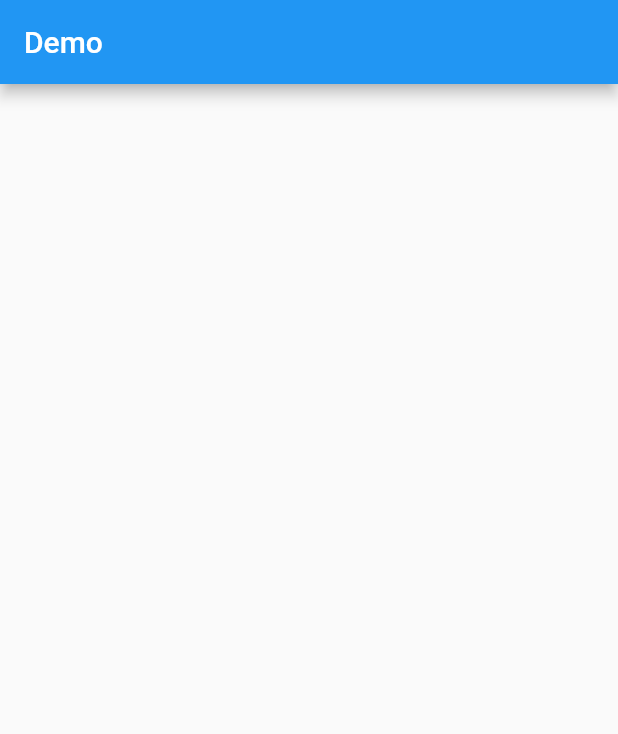
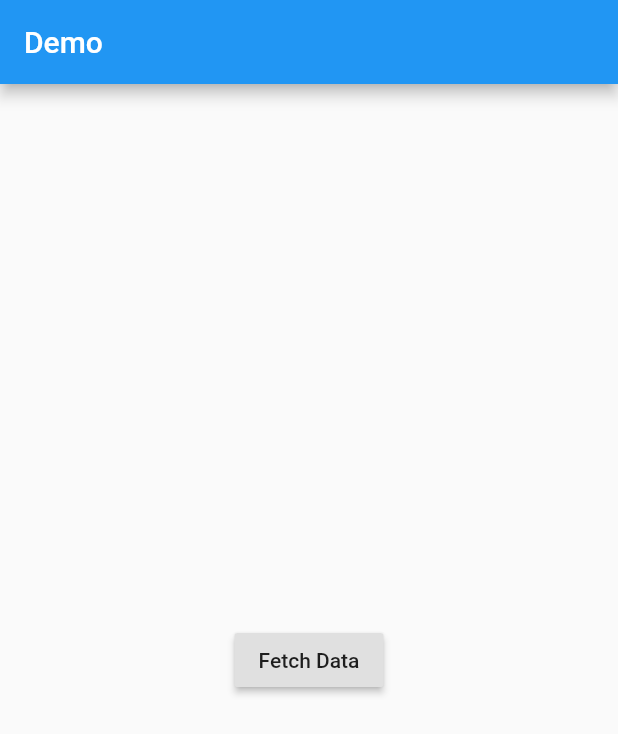
Before and after one commit to anledev/flutter_element, a Flutter app: the screen it shows after launch, on a phone screen of 412 x 824 dp. Shown: the top 734 px of the screen. Run offline on Flutter 3.47's test engine with Material 2 defaults, Android fonts, the phone set to English and light mode, and no system bars; our stand-ins replace dio.

Commit message:
network (add Dio lib)

```diff
--- a/lib/main.dart
+++ b/lib/main.dart
@@ -1,4 +1,5 @@
 import 'package:flutter/material.dart';
+import 'package:flutter_element/network/main_network.dart';
 
 void main() {
   runApp(MyApp());
@@ -17,7 +18,7 @@ class MyApp extends StatelessWidget {
         appBar: AppBar(
           title: Text("Demo"),
         ),
-        body: Center(),
+        body: MainNetwork(),
       ),
     );
   }
--- /dev/null
+++ b/lib/network/app_client.dart
@@ -0,0 +1,26 @@
+import 'package:dio/dio.dart';
+
+class AppClient {
+  static BaseOptions _options = new BaseOptions(
+    baseUrl: "https://jsonplaceholder.typicode.com/posts/1",
+    connectTimeout: 5000,
+    receiveTimeout: 3000,
+  );
+  static Dio _dio = Dio(_options);
+
+  AppClient._internal() {
+    //_dio.interceptors.add(LogInterceptor(responseBody: true));
+    _dio.interceptors
+        .add(InterceptorsWrapper(onRequest: (Options myOption) async {
+      // var token = await SPref.instance.get(SPrefCache.KEY_TOKEN);
+      // if (token != null) {
+      //   myOption.headers["Authorization"] = "Bearer " + token;
+      // }
+
+      return myOption;
+    }));
+  }
+  static final AppClient instance = AppClient._internal();
+
+  Dio get dio => _dio;
+}
--- /dev/null
+++ b/lib/network/main_network.dart
@@ -0,0 +1,57 @@
+
+import 'package:dio/dio.dart';
+import 'package:flutter/cupertino.dart';
+import 'package:flutter/material.dart';
+import 'package:flutter_element/network/app_client.dart';
+
+class MainNetwork extends StatelessWidget {
+  @override
+  Widget build(BuildContext context) {
+    return Center(
+      child: RaisedButton(
+        onPressed: () {
+          // getHttpDio();
+          getUseClient();
+        },
+        child: Text("Fetch Data"),
+      ),
+    );
+  }
+
+  void getUseClient() async{
+    Response response = await AppClient.instance.dio.get("https://jsonplaceholder.typicode.com/posts/1");
+    print(response);
+  }
+
+  void getHttpDio() async {
+    try {
+      Response response =
+          await Dio().get("https://jsonplaceholder.typicode.com/posts/1");
+      print(response);
+      if (response.statusCode == 200) {
+        var post = Post.fromJson(response.data);
+        print("Title: ${post.title}");
+      }
+    } catch (e) {
+      print(e);
+    }
+  }
+}
+
+class Post {
+  int userId;
+  int id;
+  String title;
+  String body;
+
+  Post({this.userId, this.id, this.title, this.body});
+
+  factory Post.fromJson(Map<String, dynamic> json) {
+    return Post(
+      userId: json['userId'],
+      id: json['id'],
+      title: json['title'],
+      body: json['body'],
+    );
+  }
+}
--- a/pubspec.yaml
+++ b/pubspec.yaml
@@ -28,6 +28,7 @@ dependencies:
   # The following adds the Cupertino Icons font to your application.
   # Use with the CupertinoIcons class for iOS style icons.
   cupertino_icons: ^1.0.2
+  dio: ^3.0.9
 
 dev_dependencies:
   flutter_test:
```
Also changed, not shown: pubspec.lock.
